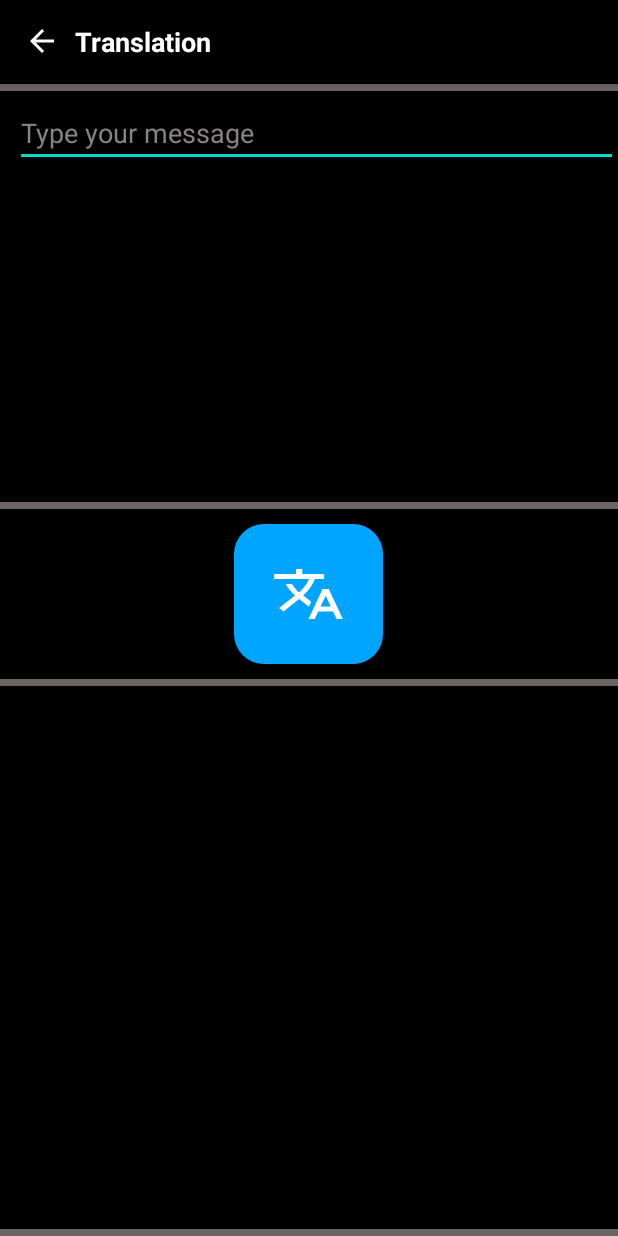
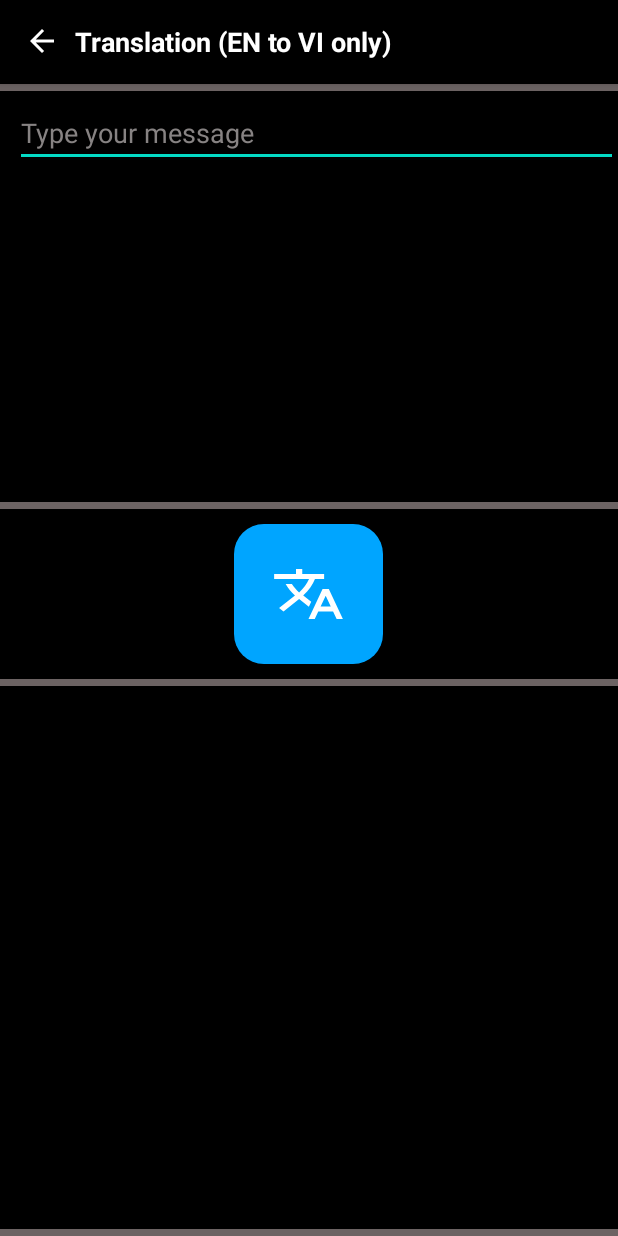
Before and after one commit to MiwaUS7605/HangoutPlaces, an Android app: the screen it shows after launch once a user with an empty profile is signed in (TranslateActivity), after a tap on "Trans logo", on a phone screen of 412 x 824 dp. Run offline under Robolectric (Android 15) with nearby library versions, the phone set to English and light mode, and no system bars; our stand-ins replace CircleImageView, Firebase (no records; nobody signed in at launch, a user with empty details on screens opened directly); pictures from the network do not load; 2 statements that could not run were skipped.

Commit message:
Add check if null before deleting temp files + change splash screen

```diff
--- a/app/src/main/java/com/groupb/locationsharing/MainActivity.java
+++ b/app/src/main/java/com/groupb/locationsharing/MainActivity.java
@@ -77,6 +77,7 @@ public class MainActivity extends AppCompatActivity {
                 //Do nothing
             }
         }
+        if(saveNameForReload!=null){
             for (int i = 0; i < saveNameForReload.size(); i++) {
                 File file1 = new File(getFilesDir(), saveNameForReload.get(i));
                 if (file1.exists()) {
@@ -90,6 +91,7 @@ public class MainActivity extends AppCompatActivity {
             saveNameForReload.clear();
             saveUsernameForReload.clear();
             mainLocation.clear();
+        }
     }
 
     @Override
--- a/app/src/main/res/layout/activity_ggtranslate.xml
+++ b/app/src/main/res/layout/activity_ggtranslate.xml
@@ -32,7 +32,7 @@
                     android:layout_width="wrap_content"
                     android:layout_height="wrap_content"
                     android:layout_toRightOf="@+id/icon"
-                    android:text="Translation"
+                    android:text="Translation (EN to VI only)"
                     android:textColor="@color/white"
                     android:textSize="18dp"
                     android:textStyle="bold" />
--- a/app/src/main/res/layout/activity_splash_art.xml
+++ b/app/src/main/res/layout/activity_splash_art.xml
@@ -4,8 +4,8 @@
     xmlns:tools="http://schemas.android.com/tools"
     android:layout_width="match_parent"
     android:layout_height="match_parent"
-    android:src="@drawable/giphy"
+    android:src="@drawable/splash2"
     tools:context=".SplashArt"
-    android:scaleType="centerCrop">
+    android:scaleType="fitXY">
 
 </pl.droidsonroids.gif.GifImageView>
```
Also changed, not shown: app/src/main/res/drawable/splash2.gif (added). Lines whose indentation alone changed are shown as unchanged.
